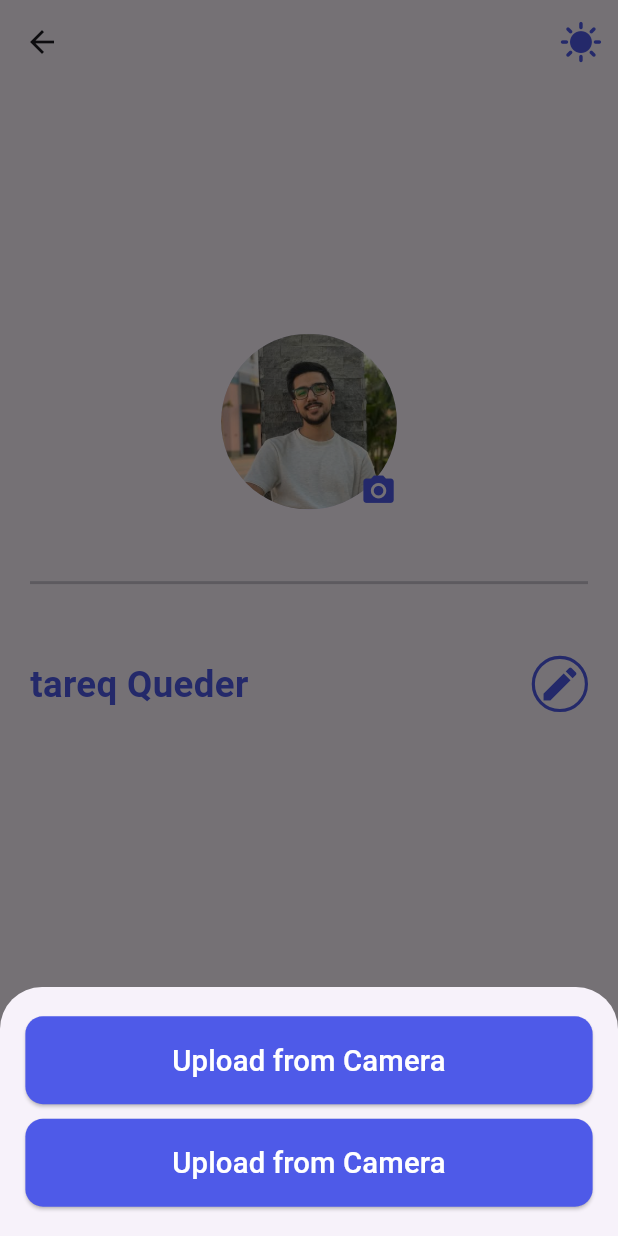
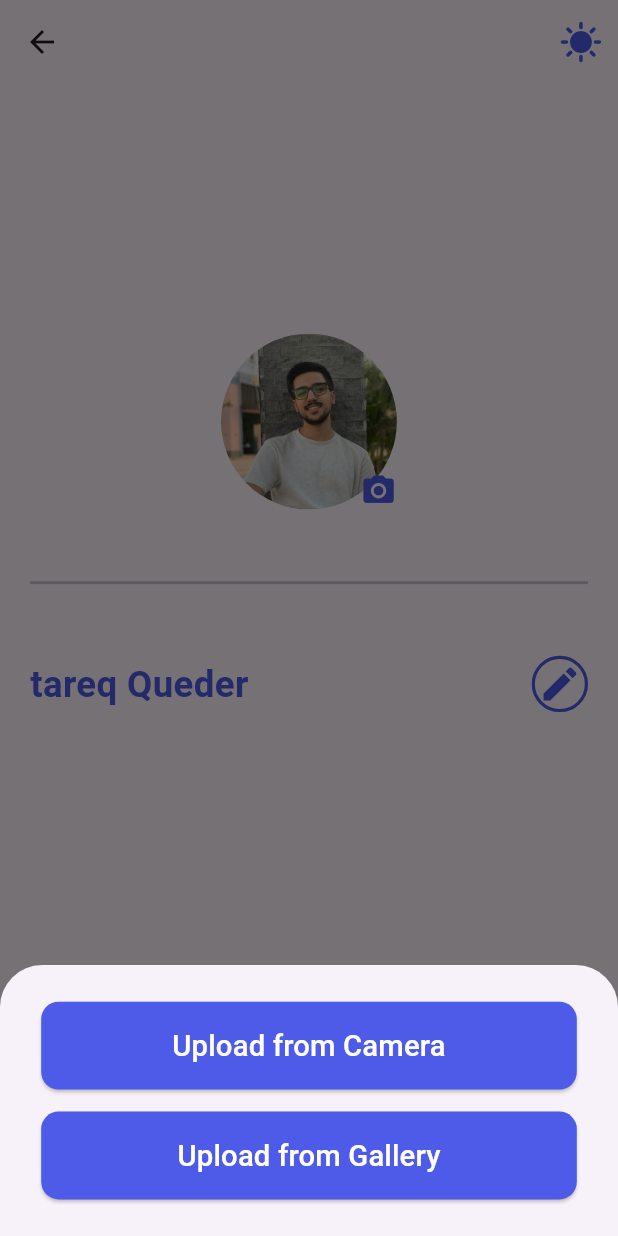
Before and after one commit to tareq-ss/talkative, a Flutter app: the CircleInputScreen screen opened directly, after a tap on the "camera alt" icon, on a phone screen of 412 x 824 dp. Run offline on Flutter 3.47's test engine with Material 3 defaults, Android fonts, the phone set to English and light mode, and no system bars; our stand-ins replace flutter_screenutil, image_picker.

Commit message:
edit circle input screen edit add tasks

```diff
--- a/lib/featurs/screen/circle_input_screen.dart
+++ b/lib/featurs/screen/circle_input_screen.dart
@@ -43,7 +43,7 @@ class _CircleInputScreenState extends State<CircleInputScreen> {
             SizedBox(height: 150.h,),
             InkWell(onTap: (){
               showModalBottomSheet(context: context, builder: (context)=>Padding(
-                  padding: EdgeInsets.symmetric(horizontal: 16.w,vertical: 20.h),
+                  padding: EdgeInsets.symmetric(horizontal: 26.w,vertical: 25.h),
               child: IntrinsicHeight(
                 child: Column(
                   children: [
@@ -62,7 +62,7 @@ class _CircleInputScreenState extends State<CircleInputScreen> {
                       fontSize: 20.sp,
                       fontWeight: FontWeight.w500
                     ),)),
-                    SizedBox(height: 10.h,),
+                    SizedBox(height: 15.h,),
                     ElevatedButton(
                         style: ElevatedButton.styleFrom(
                             minimumSize: Size(double.infinity,60.h),
@@ -72,7 +72,7 @@ class _CircleInputScreenState extends State<CircleInputScreen> {
                             )
                         ),
 
-                        onPressed: (){}, child: Text("Upload from Camera",
+                        onPressed: (){}, child: Text("Upload from Gallery",
                       style: TextStyle(
                           color: Colors.white,
                           fontSize: 20.sp,
```
